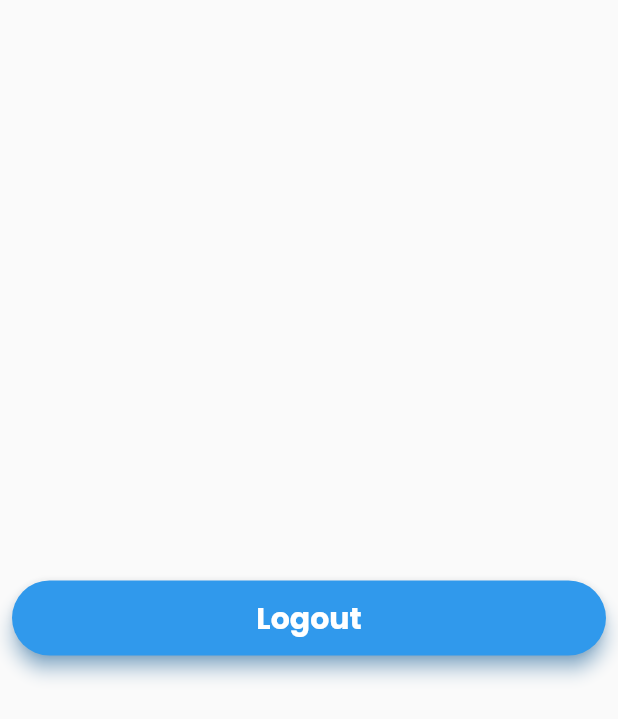
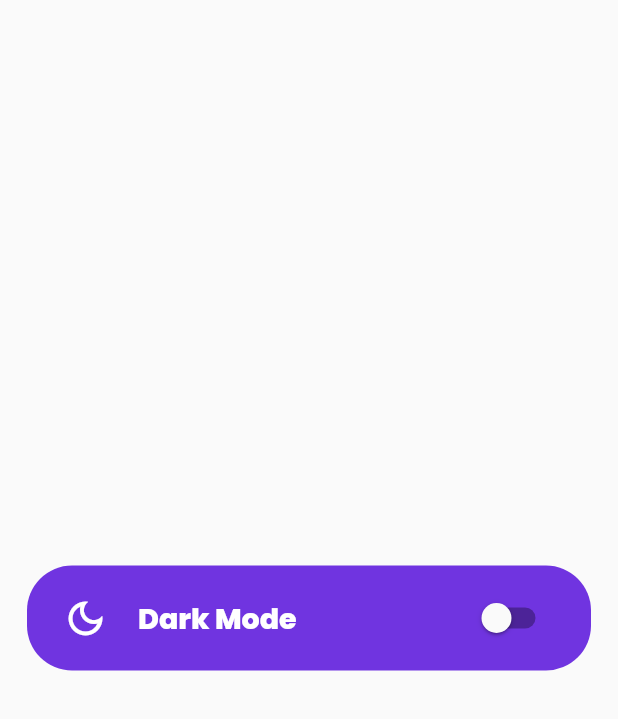
Before and after one commit to nbhatta34/XpenseApp-Android, a Flutter app: the Settings screen opened directly, on a phone screen of 412 x 824 dp. Shown: the top 719 px of the screen. Run offline on Flutter 3.47's test engine with Material 2 defaults, Android fonts, the light colour scheme and no system bars; our stand-ins replace curved_navigation_bar, flutter_spinkit, flutter_typeahead, fluttertoast, google_fonts, hive and 5 more; accounts and stored records are empty.

Commit message:
:white_check_mark: Dark Mode Completed

```diff
--- a/lib/Screens/Settings.dart
+++ b/lib/Screens/Settings.dart
@@ -1,6 +1,7 @@
 import 'package:flutter/material.dart';
 import 'package:google_fonts/google_fonts.dart';
 import 'package:xpense_android/Screens/LoginScreen.dart';
+import 'package:xpense_android/widgets/DarkThemetoggle.dart';
 
 class Settings extends StatefulWidget {
   const Settings({Key? key}) : super(key: key);
@@ -18,33 +19,46 @@ class _SettingsState extends State<Settings> {
           child: Column(
             mainAxisAlignment: MainAxisAlignment.center,
             children: [
-              Padding(
-                padding: const EdgeInsets.all(8.0),
-                child: SizedBox(
-                  width: double.infinity,
-                  height: 50,
-                  child: ElevatedButton(
-                    onPressed: () {
-                      Navigator.push(
-                          context,
-                          MaterialPageRoute(
-                            builder: (context) => LoginScreen(),
-                          ));
-                    },
-                    child: Text(
-                      "Logout",
-                      style: GoogleFonts.poppins(
-                          color: Colors.white, fontSize: 20),
+              InkWell(
+                onTap: () {},
+                child: Padding(
+                  padding: const EdgeInsets.symmetric(
+                      vertical: 10.0, horizontal: 18),
+                  child: Container(
+                    padding: EdgeInsets.symmetric(vertical: 3, horizontal: 24),
+                    width: MediaQuery.of(context).size.width,
+                    decoration: BoxDecoration(
+                      color: Color.fromARGB(255, 112, 52, 224),
+                      borderRadius: BorderRadius.circular(30),
                     ),
-                    style: ElevatedButton.styleFrom(
-                      primary: Color(0xff3099EC),
-                      shadowColor: Color(0xff3099EC),
-                      elevation: 5,
-                      shape: new RoundedRectangleBorder(
-                        borderRadius: new BorderRadius.circular(30),
+                    child: Padding(
+                      padding: const EdgeInsets.symmetric(vertical: 8.0),
+                      child: Row(
+                        mainAxisAlignment: MainAxisAlignment.spaceBetween,
+                        children: [
+                          Row(
+                            children: [
+                              Icon(
+                                Icons.dark_mode_outlined,
+                                color: Colors.white,
+                                size: 30,
+                              ),
+                              SizedBox(
+                                width: 20,
+                              ),
+                              Text(
+                                "Dark Mode",
+                                style: GoogleFonts.poppins(
+                                  fontSize: 19,
+                                  fontWeight: FontWeight.w800,
+                                  color: Colors.white,
+                                ),
+                              ),
+                            ],
+                          ),
+                          DarkThemeToggle()
+                        ],
                       ),
-                      textStyle:
-                          TextStyle(fontSize: 30, fontWeight: FontWeight.bold),
                     ),
                   ),
                 ),
--- /dev/null
+++ b/lib/widgets/DarkThemetoggle.dart
@@ -0,0 +1,20 @@
+import 'package:xpense_android/themes/ThemeProvider.dart';
+import 'package:flutter/material.dart';
+import 'package:provider/provider.dart';
+
+class DarkThemeToggle extends StatelessWidget {
+  const DarkThemeToggle({Key? key}) : super(key: key);
+
+  @override
+  Widget build(BuildContext context) {
+    final themeProvider = Provider.of<ThemeProvider>(context);
+    return Switch.adaptive(
+      activeColor: Color.fromARGB(255, 201, 154, 253),
+      value: themeProvider.isDarkMode,
+      onChanged: (value) {
+        final provider = Provider.of<ThemeProvider>(context, listen: false);
+        provider.toggleTheme(value);
+      },
+    );
+  }
+}
--- a/pubspec.yaml
+++ b/pubspec.yaml
@@ -51,6 +51,7 @@ dev_dependencies:
   syncfusion_flutter_charts: ^20.1.59
   hive: ^2.2.2
   hive_flutter: ^1.1.0
+  provider: ^6.0.3
 
 
 
```
Also changed, not shown: lib/themes/ThemeProvider.dart (added, +51 -0 lines), pubspec.lock.
